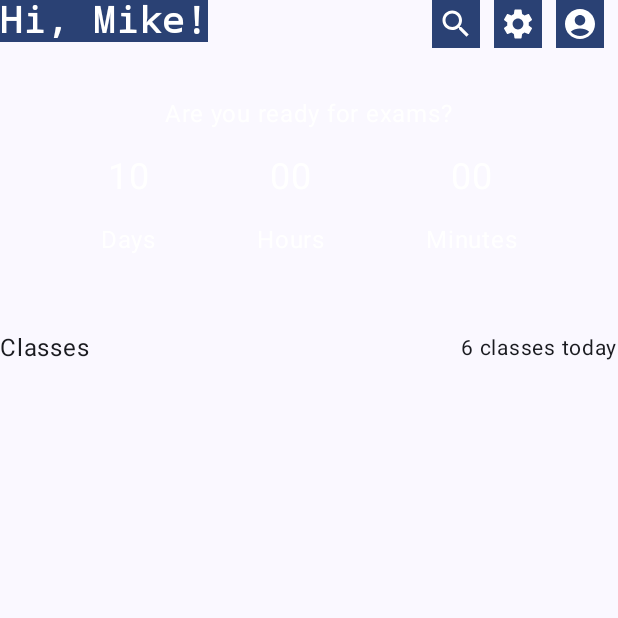
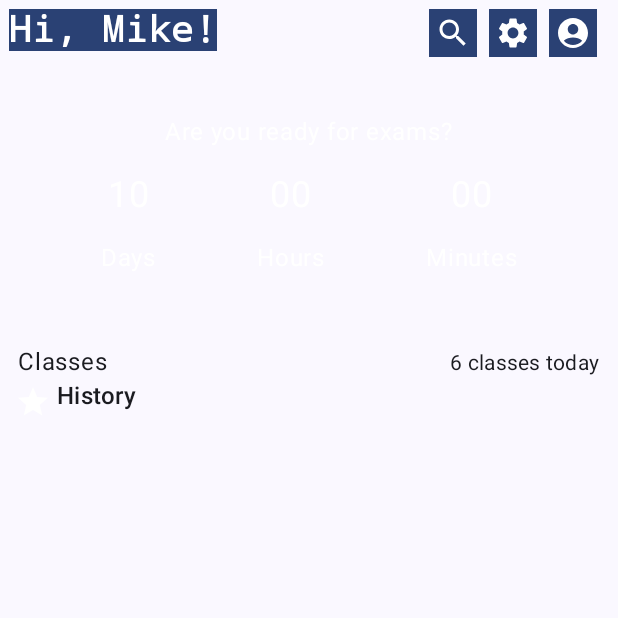
Before and after one commit to saityan/copycat, an Android app built with Jetpack Compose: the screen it shows after launch (MainActivity), on a phone screen of 412 x 824 dp, the top half of it. Run offline under Robolectric (Android 15) with nearby library versions, the phone set to English and light mode, and no system bars; our stand-ins replace accompanist.

Commit message:
Lesson row developed (work in progress).

```diff
--- a/app/src/main/java/saityan/misc/copycat/view/main_screen/greeting/Greeting.kt
+++ b/app/src/main/java/saityan/misc/copycat/view/main_screen/greeting/Greeting.kt
@@ -1,9 +1,6 @@
 package saityan.misc.copycat.view.main_screen.greeting
 
-import androidx.compose.foundation.layout.Column
-import androidx.compose.foundation.layout.Row
-import androidx.compose.foundation.layout.Spacer
-import androidx.compose.foundation.layout.height
+import androidx.compose.foundation.layout.*
 import androidx.compose.runtime.Composable
 import androidx.compose.ui.Alignment
 import androidx.compose.ui.Modifier
@@ -15,6 +12,7 @@ fun Greeting(
     name: String
 ) {
     Row (
+        modifier = Modifier.padding(6.dp),
         verticalAlignment = Alignment.Top,
     ) {
         Column(Modifier.weight(7f)) {
--- /dev/null
+++ b/app/src/main/java/saityan/misc/copycat/view/main_screen/lessons/LessonDesc.kt
@@ -0,0 +1,11 @@
+package saityan.misc.copycat.view.main_screen.lessons
+
+import androidx.compose.foundation.layout.Column
+import androidx.compose.runtime.Composable
+
+@Composable
+fun LessonDesc() {
+    Column {
+        LessonName()
+    }
+}
--- a/app/src/main/java/saityan/misc/copycat/view/main_screen/lessons/LessonIcon.kt
+++ b/app/src/main/java/saityan/misc/copycat/view/main_screen/lessons/LessonIcon.kt
@@ -1,5 +1,6 @@
 package saityan.misc.copycat.view.main_screen.lessons
 
+import androidx.compose.foundation.layout.Box
 import androidx.compose.foundation.layout.height
 import androidx.compose.foundation.layout.width
 import androidx.compose.material.icons.Icons
@@ -19,11 +20,10 @@ fun LessonIcon(
     icon: ImageVector = Icons.Default.Star,
     subjectName: String = "History"
 ) {
-    Surface(
+    Box(
         modifier = Modifier
             .height(32.dp)
             .width(32.dp),
-        color = MaterialTheme.colorScheme.primary,
     ) {
         IconButton(onClick = { /*Action*/ }) {
             Icon(
--- /dev/null
+++ b/app/src/main/java/saityan/misc/copycat/view/main_screen/lessons/LessonName.kt
@@ -0,0 +1,13 @@
+package saityan.misc.copycat.view.main_screen.lessons
+
+import androidx.compose.material3.Text
+import androidx.compose.runtime.Composable
+import saityan.misc.copycat.ui.theme.Typography
+
+@Composable
+fun LessonName(lessonName: String = "History") {
+    Text(
+        text = lessonName,
+        style = Typography.titleMedium
+    )
+}
--- a/app/src/main/java/saityan/misc/copycat/view/main_screen/lessons/Lessons.kt
+++ b/app/src/main/java/saityan/misc/copycat/view/main_screen/lessons/Lessons.kt
@@ -11,8 +11,10 @@ import androidx.compose.ui.unit.dp
 fun Lessons() {
     Row(verticalAlignment = Alignment.Top) {
         Column(
-            modifier = Modifier.fillMaxSize(),
-            verticalArrangement = Arrangement.Center,
+            modifier = Modifier
+                .fillMaxSize()
+                .padding(horizontal = 6.dp),
+            verticalArrangement = Arrangement.Top,
             horizontalAlignment = Alignment.CenterHorizontally
         ) {
             LessonsHeader()
--- a/app/src/main/java/saityan/misc/copycat/view/main_screen/lessons/LessonsBody.kt
+++ b/app/src/main/java/saityan/misc/copycat/view/main_screen/lessons/LessonsBody.kt
@@ -3,15 +3,19 @@ package saityan.misc.copycat.view.main_screen.lessons
 import androidx.compose.foundation.layout.Column
 import androidx.compose.foundation.layout.Row
 import androidx.compose.foundation.layout.fillMaxSize
+import androidx.compose.foundation.layout.fillMaxWidth
 import androidx.compose.runtime.Composable
 import androidx.compose.ui.Modifier
 import androidx.compose.ui.tooling.preview.Preview
 
 @Composable
 fun LessonsBody() {
-    Row(modifier = Modifier.fillMaxSize()) {
-        Column(modifier = Modifier.weight(1f)) {
+    Row(modifier = Modifier.fillMaxWidth()) {
+        Column {
             LessonIcon()
+        }
+        Column {
+            LessonDesc()
         }
     }
 }
--- a/app/src/main/java/saityan/misc/copycat/view/main_screen/lessons/LessonsHeader.kt
+++ b/app/src/main/java/saityan/misc/copycat/view/main_screen/lessons/LessonsHeader.kt
@@ -1,47 +1,45 @@
 package saityan.misc.copycat.view.main_screen.lessons
 
-import androidx.compose.foundation.layout.*
-import androidx.compose.material3.MaterialTheme
+import androidx.compose.foundation.layout.Column
+import androidx.compose.foundation.layout.Row
+import androidx.compose.foundation.layout.fillMaxWidth
+import androidx.compose.foundation.layout.padding
 import androidx.compose.material3.Text
 import androidx.compose.runtime.Composable
 import androidx.compose.ui.Alignment
 import androidx.compose.ui.Modifier
 import androidx.compose.ui.tooling.preview.Preview
 import androidx.compose.ui.unit.dp
+import saityan.misc.copycat.ui.theme.Typography
 
 @Composable
 fun LessonsHeader() {
     Row(
-        modifier = Modifier.fillMaxSize()
+        modifier = Modifier
+            .fillMaxWidth()
+            .padding(horizontal = 6.dp),
+        verticalAlignment = Alignment.Top
     ) {
         Column(
-            verticalArrangement = Arrangement.SpaceEvenly,
-            horizontalAlignment = Alignment.Start
-        ) {
-            Row(
-                modifier = Modifier.fillMaxSize(),
-                horizontalArrangement = Arrangement.SpaceBetween,
-            ) {
-                Column(
-                    horizontalAlignment = Alignment.Start
+            horizontalAlignment = Alignment.Start,
+            modifier = Modifier.weight(1f)
         ) {
             Text(
                 text = "Classes",
-                        fontSize = MaterialTheme.typography.titleMedium.fontSize
+                style = Typography.bodyLarge
             )
         }
+
         Column(
-                    horizontalAlignment = Alignment.End
+            horizontalAlignment = Alignment.End,
+            modifier = Modifier.weight(1f)
         ) {
             Text(
                 text = "6 classes today",
-                        fontSize = MaterialTheme.typography.titleSmall.fontSize,
+                style = Typography.bodyMedium
             )
         }
     }
-        }
-    }
-    Spacer(Modifier.height(16.dp))
 }
 
 @Preview(showBackground = false)
--- a/app/src/main/java/saityan/misc/copycat/view/main_screen/timer/TimerBody.kt
+++ b/app/src/main/java/saityan/misc/copycat/view/main_screen/timer/TimerBody.kt
@@ -15,10 +15,7 @@ fun TimerBody() {
         modifier = Modifier.fillMaxWidth(),
         horizontalArrangement = Arrangement.SpaceEvenly,
     ) {
-        Column(
-            verticalArrangement = Arrangement.Center,
-            horizontalAlignment = Alignment.CenterHorizontally,
-        ) {
+        Column(horizontalAlignment = Alignment.CenterHorizontally) {
             Text(
                 text = "10",
                 color = MaterialTheme.colorScheme.onPrimary,
@@ -33,10 +30,7 @@ fun TimerBody() {
             Spacer(Modifier.height(16.dp))
         }
 
-        Column(
-            verticalArrangement = Arrangement.Center,
-            horizontalAlignment = Alignment.CenterHorizontally,
-        ) {
+        Column(horizontalAlignment = Alignment.CenterHorizontally) {
             Text(
                 text = "00",
                 color = MaterialTheme.colorScheme.onPrimary,
@@ -51,10 +45,7 @@ fun TimerBody() {
             Spacer(Modifier.height(16.dp))
         }
 
-        Column(
-            verticalArrangement = Arrangement.Center,
-            horizontalAlignment = Alignment.CenterHorizontally,
-        ) {
+        Column(horizontalAlignment = Alignment.CenterHorizontally) {
             Text(
                 text = "00",
                 color = MaterialTheme.colorScheme.onPrimary,
```
Lines whose indentation alone changed are shown as unchanged.
